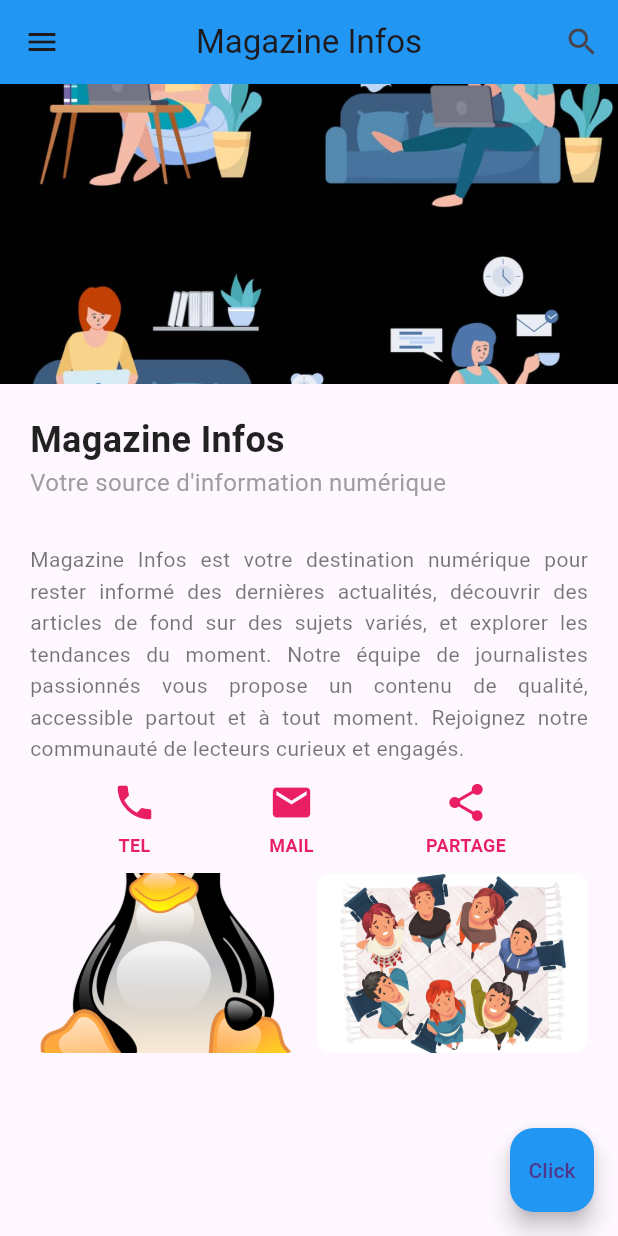
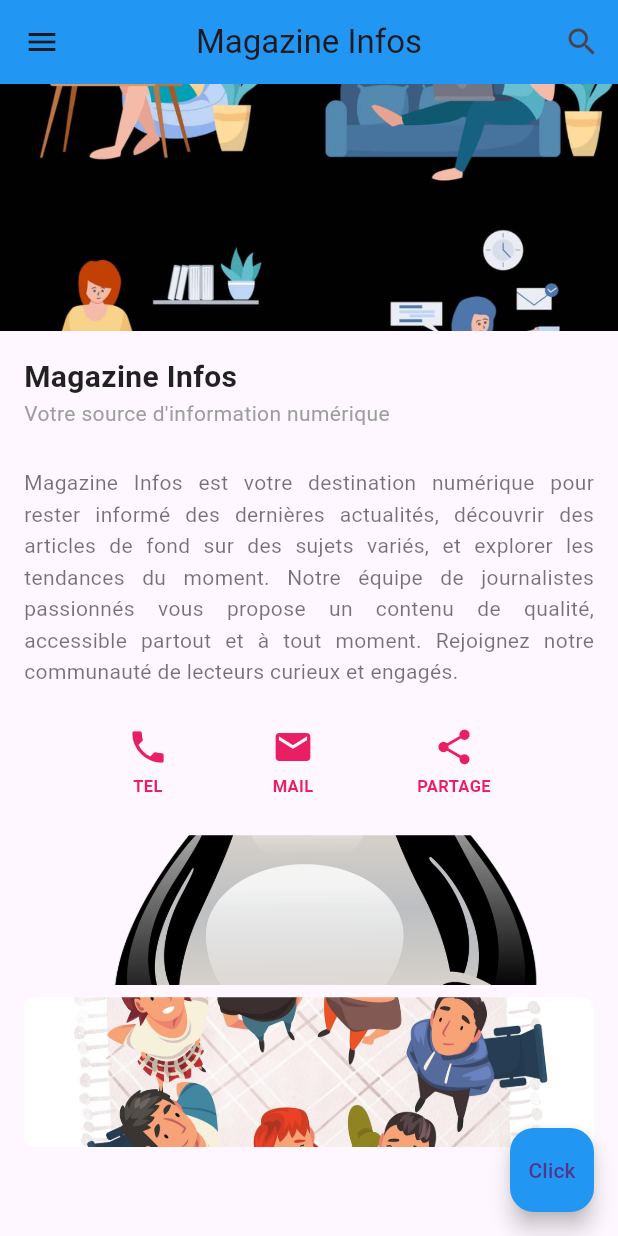
Before and after one commit to Nassam12Deb/developementmobile, a Flutter app: the screen it shows after launch, on a phone screen of 412 x 824 dp. Run offline on Flutter 3.47's test engine with Material 3 defaults, Android fonts, the phone set to English and light mode, and no system bars.

```diff
--- a/lib/main.dart
+++ b/lib/main.dart
@@ -34,15 +34,10 @@ class PageAccueil extends StatelessWidget {
           ),
         ],
       ),
-      body: const SingleChildScrollView(
+      body: SingleChildScrollView(
         child: Column(
           children: [
-            Image(
-              image: AssetImage('assets/images/magazineInfo.jpg'),
-              height: 200,
-              width: double.infinity,
-              fit: BoxFit.cover,
-            ),
+            ResponsiveImage(),
             PartieTitre(),
             PartieTexte(),
             PartieIcone(),
@@ -63,21 +58,53 @@ class PageAccueil extends StatelessWidget {
   }
 }
 
+class ResponsiveImage extends StatelessWidget {
+  const ResponsiveImage({Key? key}) : super(key: key);
+
+  @override
+  Widget build(BuildContext context) {
+    final screenWidth = MediaQuery.of(context).size.width;
+    final screenHeight = MediaQuery.of(context).size.height;
+
+    // Calcul de la hauteur responsive
+    double imageHeight = screenHeight * 0.25; // 25% de la hauteur de l'écran
+    if (screenWidth < 600) {
+      imageHeight = screenHeight * 0.2; // 20% sur mobile
+    } else if (screenWidth > 1200) {
+      imageHeight = screenHeight * 0.3; // 30% sur desktop
+    }
+
+    return Image(
+      image: AssetImage('assets/images/magazineInfo.jpg'),
+      height: imageHeight,
+      width: double.infinity,
+      fit: BoxFit.cover,
+    );
+  }
+}
+
 class PartieTitre extends StatelessWidget {
   const PartieTitre({Key? key}) : super(key: key);
 
   @override
   Widget build(BuildContext context) {
+    final screenWidth = MediaQuery.of(context).size.width;
+
+    // Responsive padding et font sizes
+    double padding = screenWidth < 600 ? 16.0 : screenWidth < 1200 ? 24.0 : 32.0;
+    double titleSize = screenWidth < 600 ? 20.0 : screenWidth < 1200 ? 24.0 : 28.0;
+    double subtitleSize = screenWidth < 600 ? 14.0 : screenWidth < 1200 ? 16.0 : 18.0;
+
     return Container(
       width: double.infinity,
-      padding: const EdgeInsets.all(20.0),
-      child: const Column(
+      padding: EdgeInsets.all(padding),
+      child: Column(
         crossAxisAlignment: CrossAxisAlignment.start,
         children: [
           Text(
             "Magazine Infos",
             style: TextStyle(
-              fontSize: 24,
+              fontSize: titleSize,
               fontWeight: FontWeight.bold,
               color: Colors.black87,
             ),
@@ -85,7 +112,7 @@ class PartieTitre extends StatelessWidget {
           Text(
             "Votre source d'information numérique",
             style: TextStyle(
-              fontSize: 16,
+              fontSize: subtitleSize,
               fontWeight: FontWeight.normal,
               color: Colors.grey,
             ),
@@ -101,19 +128,31 @@ class PartieTexte extends StatelessWidget {
 
   @override
   Widget build(BuildContext context) {
+    final screenWidth = MediaQuery.of(context).size.width;
+
+    // Responsive padding et font size
+    double horizontalPadding = screenWidth < 600 ? 16.0 : screenWidth < 1200 ? 24.0 : 32.0;
+    double fontSize = screenWidth < 600 ? 14.0 : screenWidth < 1200 ? 15.0 : 16.0;
+    double maxWidth = screenWidth > 1200 ? 800.0 : double.infinity;
+
     return Container(
-      padding: const EdgeInsets.symmetric(horizontal: 20.0, vertical: 10.0),
-      child: const Text(
+      padding: EdgeInsets.symmetric(horizontal: horizontalPadding, vertical: 10.0),
+      child: Center(
+        child: Container(
+          constraints: BoxConstraints(maxWidth: maxWidth),
+          child: Text(
             "Magazine Infos est votre destination numérique pour rester informé des dernières actualités, "
             "découvrir des articles de fond sur des sujets variés, et explorer les tendances du moment. "
             "Notre équipe de journalistes passionnés vous propose un contenu de qualité, accessible "
             "partout et à tout moment. Rejoignez notre communauté de lecteurs curieux et engagés.",
             style: TextStyle(
-          fontSize: 14,
+              fontSize: fontSize,
               height: 1.5,
               color: Colors.black54,
             ),
             textAlign: TextAlign.justify,
+          ),
+        ),
       ),
     );
   }
@@ -124,70 +163,45 @@ class PartieIcone extends StatelessWidget {
 
   @override
   Widget build(BuildContext context) {
+    final screenWidth = MediaQuery.of(context).size.width;
+
+    // Responsive icon sizes et text size
+    double iconSize = screenWidth < 600 ? 28.0 : screenWidth < 1200 ? 32.0 : 36.0;
+    double textSize = screenWidth < 600 ? 11.0 : screenWidth < 1200 ? 12.0 : 14.0;
+    double spacing = screenWidth < 600 ? 4.0 : 6.0;
+
     return Container(
-      margin: const EdgeInsets.only(bottom: 10.0),
+      margin: const EdgeInsets.symmetric(vertical: 15.0),
+      padding: EdgeInsets.symmetric(horizontal: screenWidth < 600 ? 16.0 : 24.0),
       child: Row(
         mainAxisAlignment: MainAxisAlignment.spaceEvenly,
         children: [
-          Container(
-            child: const Column(
+          _buildIconColumn(Icons.phone, "TEL", iconSize, textSize, spacing),
+          _buildIconColumn(Icons.email, "MAIL", iconSize, textSize, spacing),
+          _buildIconColumn(Icons.share, "PARTAGE", iconSize, textSize, spacing),
+        ],
+      ),
+    );
+  }
+
+  Widget _buildIconColumn(IconData icon, String label, double iconSize, double textSize, double spacing) {
+    return Flexible(
+      child: Column(
         children: [
           Icon(
-                  Icons.phone,
+            icon,
             color: Colors.pink,
-                  size: 30,
+            size: iconSize,
           ),
-                SizedBox(height: 5),
+          SizedBox(height: spacing),
           Text(
-                  "TEL",
+            label,
             style: TextStyle(
               color: Colors.pink,
               fontWeight: FontWeight.bold,
-                    fontSize: 12,
+              fontSize: textSize,
             ),
-                ),
-              ],
-            ),
-          ),
-          Container(
-            child: const Column(
-              children: [
-                Icon(
-                  Icons.email,
-                  color: Colors.pink,
-                  size: 30,
-                ),
-                SizedBox(height: 5),
-                Text(
-                  "MAIL",
-                  style: TextStyle(
-                    color: Colors.pink,
-                    fontWeight: FontWeight.bold,
-                    fontSize: 12,
-                  ),
-                ),
-              ],
-            ),
-          ),
-          Container(
-            child: const Column(
-              children: [
-                Icon(
-                  Icons.share,
-                  color: Colors.pink,
-                  size: 30,
-                ),
-                SizedBox(height: 5),
-                Text(
-                  "PARTAGE",
-                  style: TextStyle(
-                    color: Colors.pink,
-                    fontWeight: FontWeight.bold,
-                    fontSize: 12,
-                  ),
-                ),
-              ],
-            ),
+            textAlign: TextAlign.center,
           ),
         ],
       ),
@@ -200,28 +214,67 @@ class PartieRubrique extends StatelessWidget {
 
   @override
   Widget build(BuildContext context) {
+    final screenWidth = MediaQuery.of(context).size.width;
+    final screenHeight = MediaQuery.of(context).size.height;
+
+    // Responsive padding et image height
+    double horizontalPadding = screenWidth < 600 ? 16.0 : screenWidth < 1200 ? 24.0 : 32.0;
+    double imageHeight = screenWidth < 600 ? 100.0 : screenWidth < 1200 ? 120.0 : 140.0;
+    double spacing = screenWidth < 600 ? 8.0 : 12.0;
+    double borderRadius = screenWidth < 600 ? 8.0 : 12.0;
+
+    // Layout responsive : vertical sur mobile, horizontal sur tablet/desktop
+    if (screenWidth < 600) {
       return Container(
-      padding: const EdgeInsets.symmetric(horizontal: 20.0),
+        padding: EdgeInsets.symmetric(horizontal: horizontalPadding, vertical: 10.0),
+        child: Column(
+          children: [
+            ClipRRect(
+              borderRadius: BorderRadius.circular(borderRadius),
+              child: Image.asset(
+                'assets/images/presse.jpg',
+                height: imageHeight,
+                width: double.infinity,
+                fit: BoxFit.cover,
+              ),
+            ),
+            SizedBox(height: spacing),
+            ClipRRect(
+              borderRadius: BorderRadius.circular(borderRadius),
+              child: Image.asset(
+                'assets/images/mode.jpg',
+                height: imageHeight,
+                width: double.infinity,
+                fit: BoxFit.cover,
+              ),
+            ),
+          ],
+        ),
+      );
+    }
+
+    // Layout horizontal pour tablet et desktop
+    return Container(
+      padding: EdgeInsets.symmetric(horizontal: horizontalPadding, vertical: 10.0),
       child: Row(
-        mainAxisAlignment: MainAxisAlignment.spaceBetween,
         children: [
           Expanded(
             child: ClipRRect(
-              borderRadius: BorderRadius.circular(10.0),
+              borderRadius: BorderRadius.circular(borderRadius),
               child: Image.asset(
                 'assets/images/presse.jpg',
-                height: 120,
+                height: imageHeight,
                 fit: BoxFit.cover,
               ),
             ),
           ),
-          const SizedBox(width: 10),
+          SizedBox(width: spacing),
           Expanded(
             child: ClipRRect(
-              borderRadius: BorderRadius.circular(10.0),
+              borderRadius: BorderRadius.circular(borderRadius),
               child: Image.asset(
                 'assets/images/mode.jpg',
-                height: 120,
+                height: imageHeight,
                 fit: BoxFit.cover,
               ),
             ),
```
Lines whose indentation alone changed are shown as unchanged.
